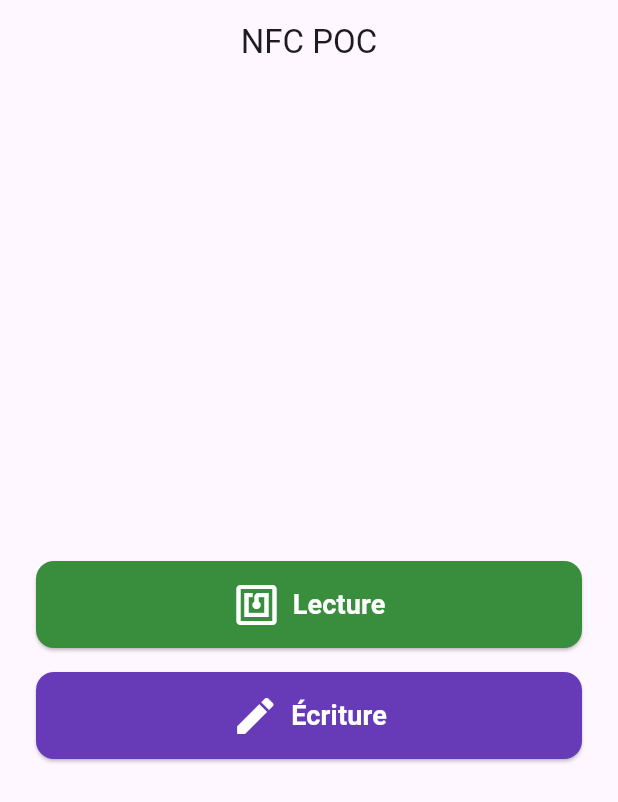
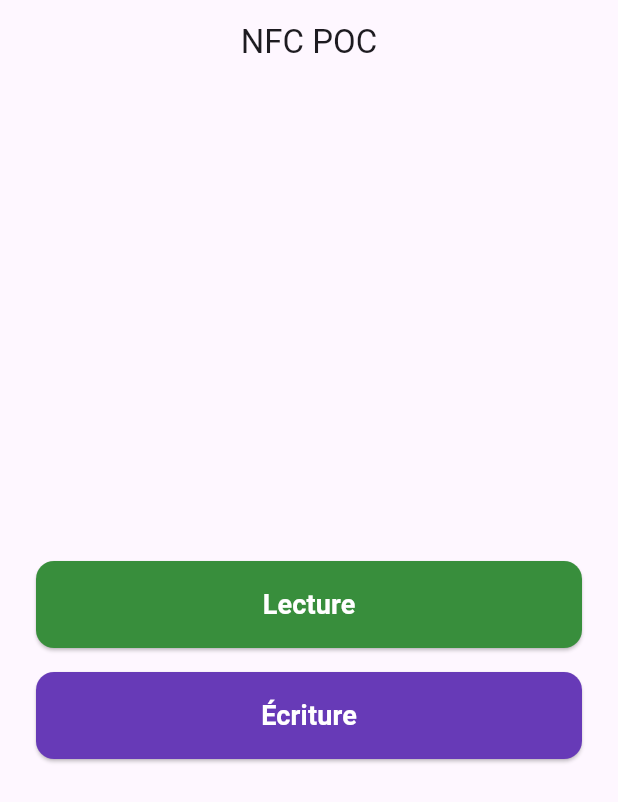
Before and after one commit to Hilary29/nfc_app, a Flutter app: the screen it shows after launch, on a phone screen of 412 x 824 dp. Shown: the top 802 px of the screen. Run offline on Flutter 3.47's test engine with Material 3 defaults, Android fonts, the phone set to English and light mode, and no system bars; missing offline and left inert: nfc_manager.

Commit message:
format isNfcAvailable

```diff
--- a/lib/presentation/screen/mode_selection_screen.dart
+++ b/lib/presentation/screen/mode_selection_screen.dart
@@ -28,11 +28,6 @@ class ModeSelectionScreen extends StatelessWidget {
                     ),
                   );
                 },
-                icon: const Icon(
-                  Icons.nfc,
-                  size: 32,
-                  color: Colors.white,
-                ),
                 label: const Padding(
                   padding: EdgeInsets.symmetric(vertical: 16.0),
                   child: Text(
@@ -63,11 +58,6 @@ class ModeSelectionScreen extends StatelessWidget {
                     ),
                   );
                 },
-                icon: const Icon(
-                  Icons.edit,
-                  size: 32,
-                  color: Colors.white,
-                ),
                 label: const Padding(
                   padding: EdgeInsets.symmetric(vertical: 16.0),
                   child: Text(
--- a/lib/presentation/screen/nfc_write_screen.dart
+++ b/lib/presentation/screen/nfc_write_screen.dart
@@ -25,9 +25,9 @@ class _NfcWriteScreenState extends State<NfcWriteScreen> {
         _message = "Écriture en cours";
       });
 
-      bool isAvail = await NfcManager.instance.isAvailable();
+      bool isNfcAvailable = await NfcManager.instance.isAvailable();
 
-      if (isAvail) {
+      if (isNfcAvailable) {
         NfcManager.instance.startSession(
           onDiscovered: (NfcTag nfcTag) async {
             final jsonString = data.toJson();
```
